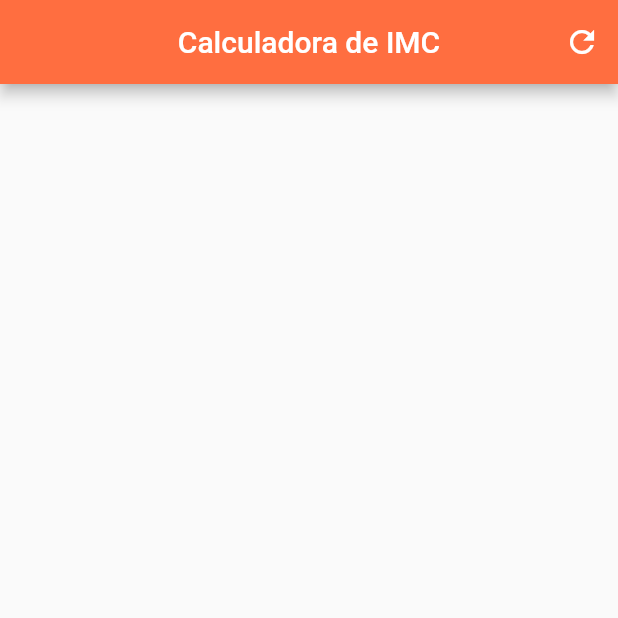
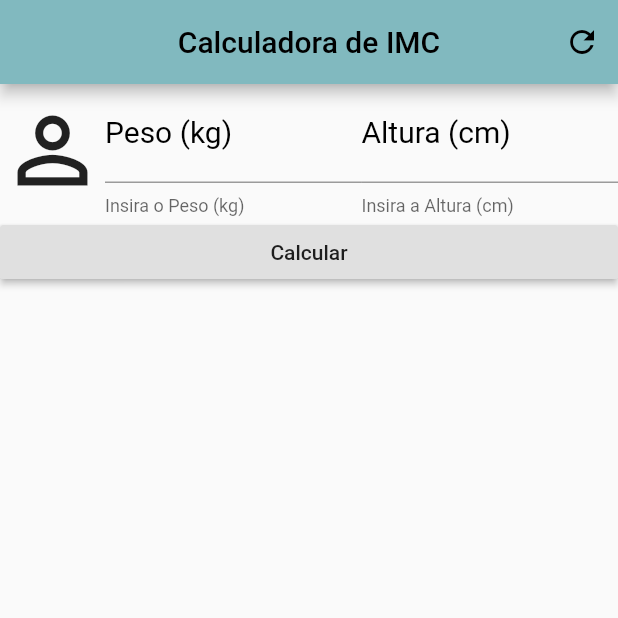
Before and after one commit to ludemeula/calculadora_imc, a Flutter app: the screen it shows after launch, on a phone screen of 412 x 824 dp, the top half of it. Run offline on Flutter 3.47's test engine with Material 2 defaults, Android fonts, the phone set to English and light mode, and no system bars.

Commit message:
Adding calculate button

```diff
--- a/lib/main.dart
+++ b/lib/main.dart
@@ -16,13 +16,49 @@ class _HomeState extends State<Home> {
   Widget build(BuildContext context) {
     return Scaffold(
       appBar: AppBar(
-        title: Text('Calculadora de IMC'),
+        title:
+            Text('Calculadora de IMC', style: TextStyle(color: Colors.black)),
         centerTitle: true,
-        backgroundColor: Colors.deepOrangeAccent,
+        backgroundColor: Color(0xff81b9bf),
         actions: <Widget>[
           IconButton(
-            icon: Icon(Icons.refresh),
+            icon: Icon(Icons.refresh, color: Colors.black),
             onPressed: () {},
+          ),
+        ],
+      ),
+
+      body: Column(
+        crossAxisAlignment: CrossAxisAlignment.stretch,
+        children: <Widget>[
+          Row(
+            children: <Widget>[
+              Icon(Icons.person_outline, size: 70),
+              new Flexible(
+                child: TextField(
+                  keyboardType: TextInputType.number,
+                  decoration: InputDecoration(
+                      labelText: 'Peso (kg)',
+                      helperText: 'Insira o Peso (kg)',
+                      labelStyle: TextStyle(color: Colors.black)),
+                  style: TextStyle(fontSize: 20, color: Colors.black),
+                ),
+              ),
+              new Flexible(
+                child: TextField(
+                  keyboardType: TextInputType.number,
+                  decoration: InputDecoration(
+                      labelText: 'Altura (cm)',
+                      helperText: 'Insira a Altura (cm)',
+                      labelStyle: TextStyle(color: Colors.black)),
+                  style: TextStyle(fontSize: 20, color: Colors.black),
+                ),
+              ),
+            ],
+          ),
+          RaisedButton(
+            onPressed: () {},
+            child: Text('Calcular'),
           ),
         ],
       ),
```
